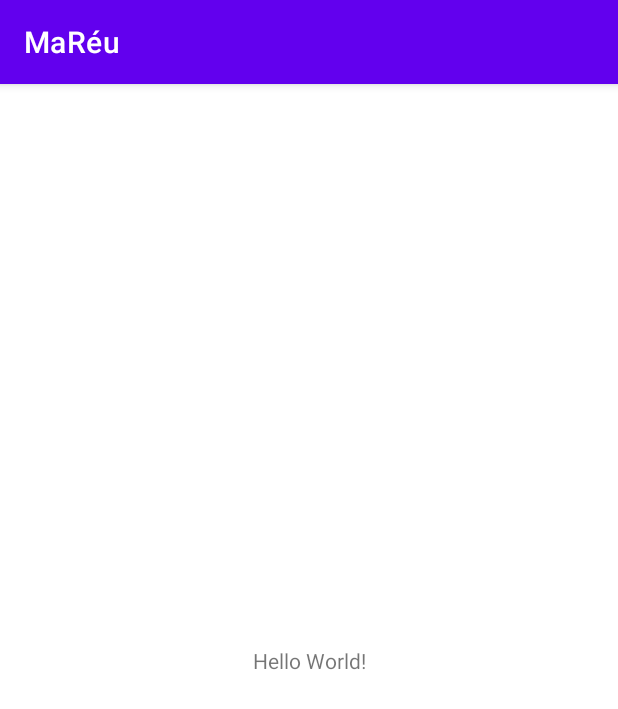
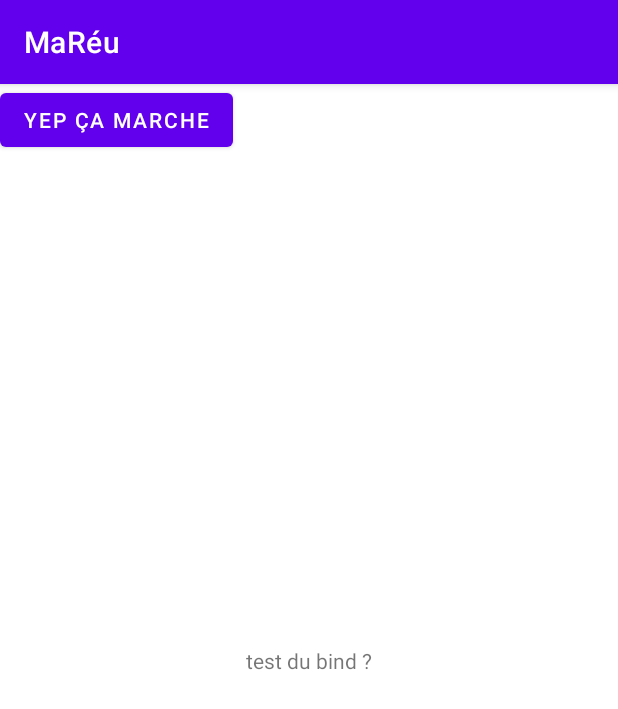
Before and after one commit to Rengrouze/MaReu, an Android app: the screen it shows after launch (MainActivity), on a phone screen of 412 x 824 dp. Shown: the top 709 px of the screen. Run offline under Robolectric (Android 15) with nearby library versions, the phone set to English and light mode, and no system bars.

Commit message:
binding set up

```diff
--- a/app/build.gradle
+++ b/app/build.gradle
@@ -21,6 +21,9 @@ android {
             proguardFiles getDefaultProguardFile('proguard-android-optimize.txt'), 'proguard-rules.pro'
         }
     }
+    buildFeatures{
+        viewBinding true
+    }
     compileOptions {
         sourceCompatibility JavaVersion.VERSION_1_8
         targetCompatibility JavaVersion.VERSION_1_8
--- a/app/src/main/java/com/javacourse/oc/maru/MainActivity.java
+++ b/app/src/main/java/com/javacourse/oc/maru/MainActivity.java
@@ -4,11 +4,19 @@ import androidx.appcompat.app.AppCompatActivity;
 
 import android.os.Bundle;
 
+import com.javacourse.oc.maru.databinding.ActivityMainBinding;
+
 public class MainActivity extends AppCompatActivity {
+
+    ActivityMainBinding binding;
 
     @Override
     protected void onCreate(Bundle savedInstanceState) {
         super.onCreate(savedInstanceState);
-        setContentView(R.layout.activity_main);
-    }
+        binding = ActivityMainBinding.inflate(getLayoutInflater());
+        setContentView(binding.getRoot());
+
+        binding.textView1.setText("test du bind ?");
+        binding.button.setText("yep ça marche");
+            }
 }
--- a/app/src/main/res/layout/activity_main.xml
+++ b/app/src/main/res/layout/activity_main.xml
@@ -7,6 +7,7 @@
     tools:context=".MainActivity">
 
     <TextView
+        android:id="@+id/text_view_1"
         android:layout_width="wrap_content"
         android:layout_height="wrap_content"
         android:text="Hello World!"
@@ -15,4 +16,12 @@
         app:layout_constraintRight_toRightOf="parent"
         app:layout_constraintTop_toTopOf="parent" />
 
+    <Button
+        android:id="@+id/button"
+        android:layout_width="wrap_content"
+        android:layout_height="wrap_content"
+        android:text="Button"
+        tools:layout_editor_absoluteX="201dp"
+        tools:layout_editor_absoluteY="422dp" />
+
 </androidx.constraintlayout.widget.ConstraintLayout>
```
